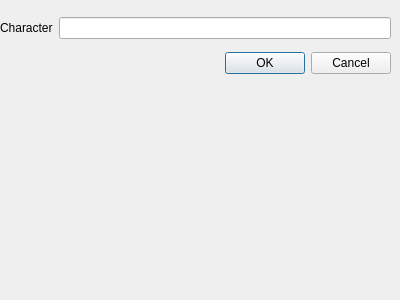
dstufft/buffbot, file gui/AddACLEntry.ui: the form before one commit.
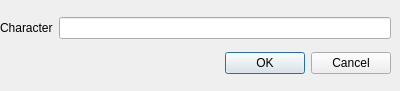
The form after the commit.

Commit message: Resize the acl pop up

```diff
--- a/gui/AddACLEntry.ui
+++ b/gui/AddACLEntry.ui
@@ -7,7 +7,7 @@
     <x>0</x>
     <y>0</y>
     <width>400</width>
-    <height>300</height>
+    <height>91</height>
    </rect>
   </property>
   <property name="windowTitle">
```
The commit also changes 1 other file.
